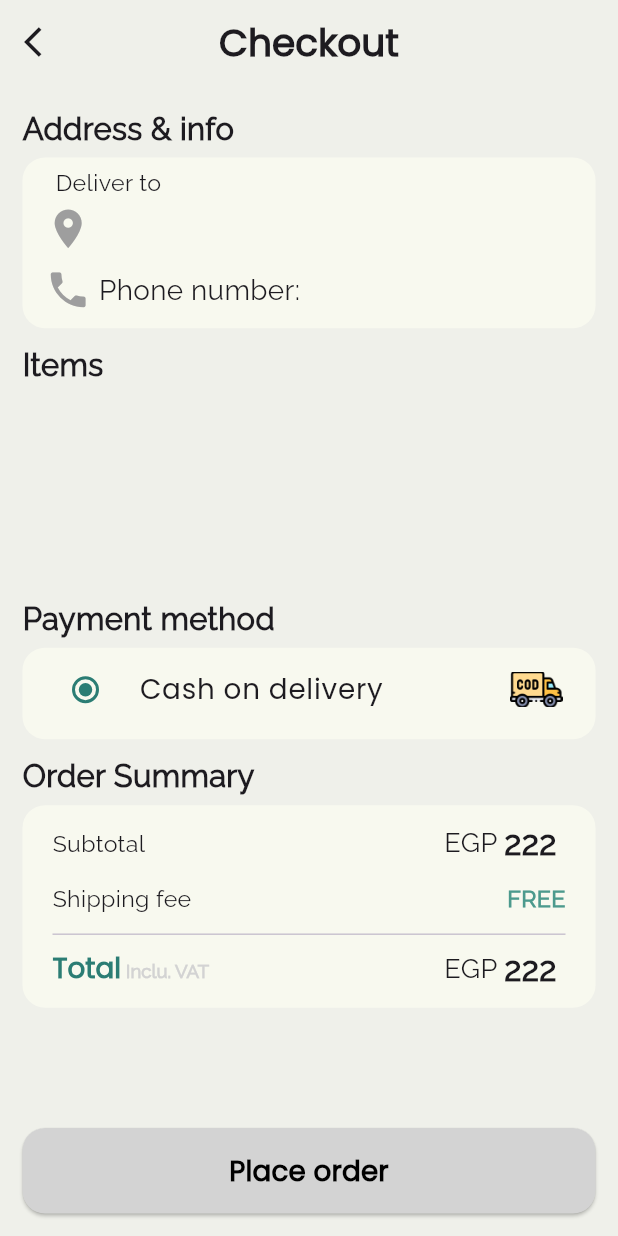
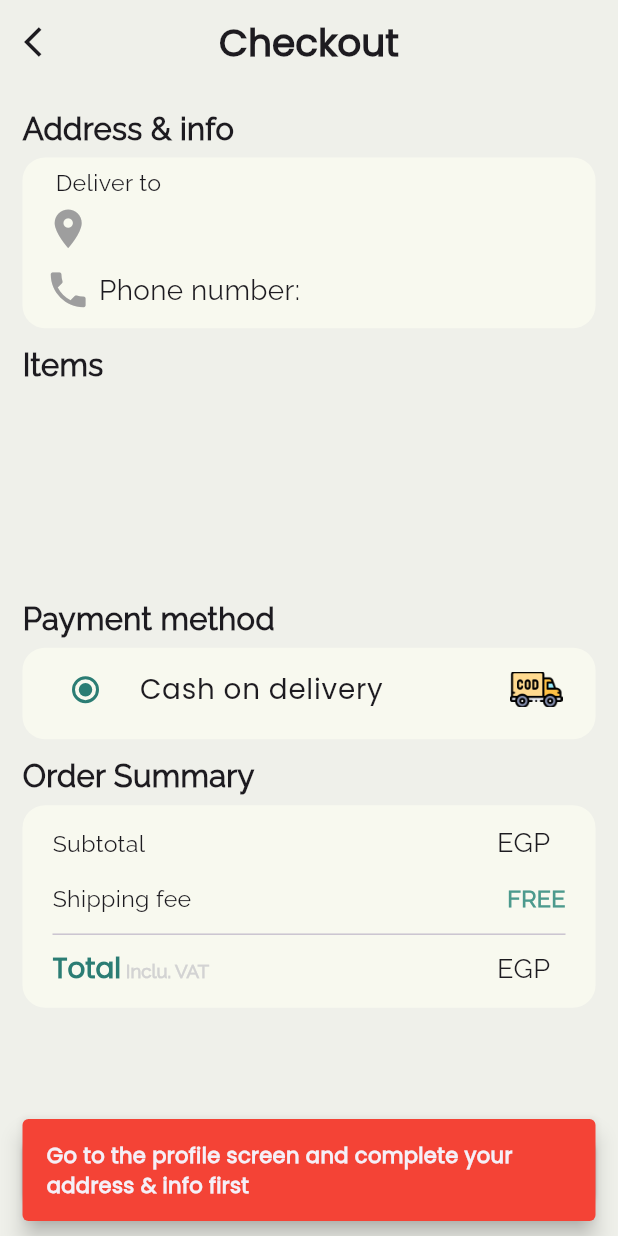
Before and after one commit to MalekYasser26/plant_it, a Flutter app: the CheckoutViewBody screen opened directly with empty values, after a tap on "Place order", on a phone screen of 412 x 824 dp. Run offline on Flutter 3.47's test engine with Material 3 defaults, Android fonts, the phone set to English and light mode, and no system bars; our stand-ins replace bloc, cached_network_image, device_preview, firebase_auth, firebase_core, flutter_bloc and 7 more; accounts and stored records are empty; project files that could hold a hidden picture were left out.

Commit message:
fixed a bug where orders can be sent although phone number or address could be empty

```diff
--- a/lib/features/auth/presentation/view_model/auth_cubit.dart
+++ b/lib/features/auth/presentation/view_model/auth_cubit.dart
@@ -184,7 +184,6 @@ class AuthCubit extends Cubit<AuthState> {
       emit(SignupFailureState());
     }
   }
-
   Future<void> refreshToken() async {
     try {
       final prefs = await SharedPreferences.getInstance();
@@ -216,11 +215,6 @@ class AuthCubit extends Cubit<AuthState> {
       print('Error refreshing token: ${e.toString()}');
     }
   }
-  Future<String?> getName()async{
-    final prefs = await SharedPreferences.getInstance();
-    print(prefs.getString('name'));
-    return prefs.getString('name');
-  }
   Future<void> logOut() async {
     final prefs = await SharedPreferences.getInstance();
     await prefs.remove('accessToken');
--- a/lib/features/cart/presentation/widgets/cart_filled.dart
+++ b/lib/features/cart/presentation/widgets/cart_filled.dart
@@ -153,6 +153,7 @@ class _CartFilledState extends State<CartFilled> {
                         MaterialPageRoute(
                           builder: (context) =>  CheckoutView(
                             cartItems: cartItems,
+                            totalPrice : totalPrice.toString(),
                           ),
                         ),
                       );
--- a/lib/features/checkout/presentation/view_model/checkout_cubit.dart
+++ b/lib/features/checkout/presentation/view_model/checkout_cubit.dart
@@ -3,14 +3,19 @@ import 'package:meta/meta.dart';
 import 'package:http/http.dart' as http;
 import 'package:plant_it/constants/constants.dart';
 import 'package:shared_preferences/shared_preferences.dart';
+
 part 'checkout_state.dart';
 
 class CheckoutCubit extends Cubit<CheckoutState> {
   CheckoutCubit() : super(CheckoutInitial());
+
   Future<void> placeOrder(int userID) async {
     emit(CheckoutLoadingState());
     final prefs = await SharedPreferences.getInstance();
-
+    if (prefs.getString("phoneNum")!.isEmpty ||
+        prefs.getString("address")!.isEmpty) {
+      emit(CheckoutDataIncompleteState());
+    } else {
       try {
         final response = await http.post(
           Uri.parse('$baseUrlArsoon/Order/${prefs.getInt('userID')}'),
@@ -28,11 +33,10 @@ class CheckoutCubit extends Cubit<CheckoutState> {
           print(response.body);
           emit(CheckoutFailureState());
           throw Exception('Failed to place order ');
-
         }
       } catch (e) {
         emit(CheckoutFailureState());
       }
     }
-
   }
+}
--- a/lib/features/checkout/presentation/view_model/checkout_state.dart
+++ b/lib/features/checkout/presentation/view_model/checkout_state.dart
@@ -7,3 +7,4 @@ final class CheckoutInitial extends CheckoutState {}
 final class CheckoutLoadingState extends CheckoutState {}
 final class CheckoutSuccessfulState extends CheckoutState {}
 final class CheckoutFailureState extends CheckoutState {}
+final class CheckoutDataIncompleteState extends CheckoutState {}
--- a/lib/features/checkout/presentation/views/checkout_view.dart
+++ b/lib/features/checkout/presentation/views/checkout_view.dart
@@ -4,11 +4,11 @@ import 'package:plant_it/features/checkout/presentation/widgets/checkout_view_bo
 
 class CheckoutView extends StatelessWidget {
   final List<CartItemModel> cartItems;
+  final String totalPrice ;
 
-  const CheckoutView({super.key, required this.cartItems});
-
+  const CheckoutView({super.key, required this.cartItems, required this.totalPrice});
   @override
   Widget build(BuildContext context) {
-    return  CheckoutViewBody(cartItems: cartItems,);
+    return  CheckoutViewBody(cartItems: cartItems,totalPrice: totalPrice,);
   }
 }
--- a/lib/features/checkout/presentation/widgets/checkout_view_body.dart
+++ b/lib/features/checkout/presentation/widgets/checkout_view_body.dart
@@ -14,8 +14,10 @@ import 'package:plant_it/features/tracking/views/plants_ordered.dart';
 
 class CheckoutViewBody extends StatefulWidget {
   final List<CartItemModel> cartItems;
+  final String totalPrice;
 
-  const CheckoutViewBody({super.key, required this.cartItems});
+  const CheckoutViewBody(
+      {super.key, required this.cartItems, required this.totalPrice});
 
   @override
   State<CheckoutViewBody> createState() => _CheckoutViewBodyState();
@@ -48,19 +50,34 @@ class _CheckoutViewBodyState extends State<CheckoutViewBody> {
                       const SizedBox(height: 10),
                       const PaymentMethodSection(),
                       const SizedBox(height: 10),
-                      const OrderSummary(),
+                      OrderSummary(totalPrice: widget.totalPrice),
                     ],
                   ),
                 ),
                 BlocListener<CheckoutCubit, CheckoutState>(
-                  listener: (context, state)async  {
+                  listener: (context, state) {
                     if (state is CheckoutSuccessfulState) {
                       Navigator.pushAndRemoveUntil(
                         context,
                         MaterialPageRoute(
-                          builder: (context) => const PlantsOrderedView(), // Your target page here
+                          builder: (context) => const PlantsOrderedView(),
                         ),
                             (route) => false,
+                      );
+                    }
+
+                    if (state is CheckoutDataIncompleteState) {
+                      ScaffoldMessenger.of(context).showSnackBar(
+                        const SnackBar(
+                          behavior: SnackBarBehavior.floating,
+                          content: Text("Go to the profile screen and complete your address & info first",
+                            style: TextStyle(
+                              fontFamily: "Poppins",
+                              fontWeight: FontWeight.bold,
+                            ),
+                          ),
+                          backgroundColor: Colors.red,
+                          ),
                       );
                     }
                   },
@@ -89,8 +106,7 @@ class _CheckoutViewBodyState extends State<CheckoutViewBody> {
                             shape: RoundedRectangleBorder(
                               borderRadius: BorderRadius.circular(15),
                             ),
-                            padding: const EdgeInsets.symmetric(
-                                horizontal: 20, vertical: 15),
+                            padding: const EdgeInsets.symmetric(horizontal: 20, vertical: 15),
                           ),
                           child: Text(
                             "Place order",
--- a/lib/features/checkout/presentation/widgets/order_summary.dart
+++ b/lib/features/checkout/presentation/widgets/order_summary.dart
@@ -2,8 +2,9 @@ import 'package:flutter/material.dart';
 import 'package:plant_it/constants/constants.dart';
 
 class OrderSummary extends StatelessWidget {
+  final String totalPrice ;
   const OrderSummary({
-    super.key,
+    super.key, required this.totalPrice,
   });
 
   @override
@@ -37,9 +38,9 @@ class OrderSummary extends StatelessWidget {
                       fontSize:getResponsiveSize(context, fontSize: 15),
                       fontWeight: FontWeight.w300,
                     ),),
-                    const Row(
+                     Row(
                       children: [
-                        Text(
+                        const Text(
                           "EGP ",
                           style: TextStyle(
                             fontFamily: "Raleway",
@@ -48,8 +49,8 @@ class OrderSummary extends StatelessWidget {
                           ),
                         ),
                         Text(
-                          "222 ",
-                          style: TextStyle(
+                          "${totalPrice.toString()} ",
+                          style: const TextStyle(
                             fontFamily: "Raleway",
                             fontSize: 22,
                             fontWeight: FontWeight.bold,
@@ -107,9 +108,9 @@ class OrderSummary extends StatelessWidget {
                       ),
                     ),
 
-                    const Row(
+                     Row(
                       children: [
-                        Text(
+                        const Text(
                           "EGP ",
                           style: TextStyle(
                             fontFamily: "Raleway",
@@ -118,8 +119,8 @@ class OrderSummary extends StatelessWidget {
                           ),
                         ),
                         Text(
-                          "222 ",
-                          style: TextStyle(
+                          "${totalPrice.toString()} ",
+                          style: const TextStyle(
                             fontFamily: "Raleway",
                             fontSize: 22,
                             fontWeight: FontWeight.bold,
```
Lines whose indentation alone changed are shown as unchanged.
